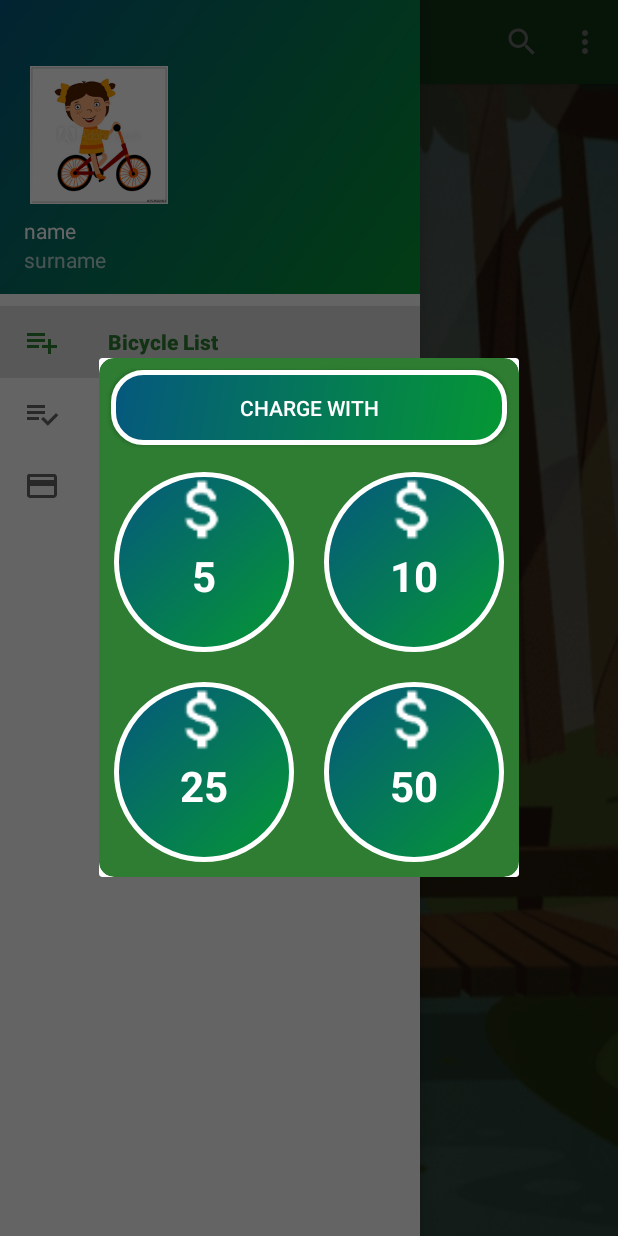
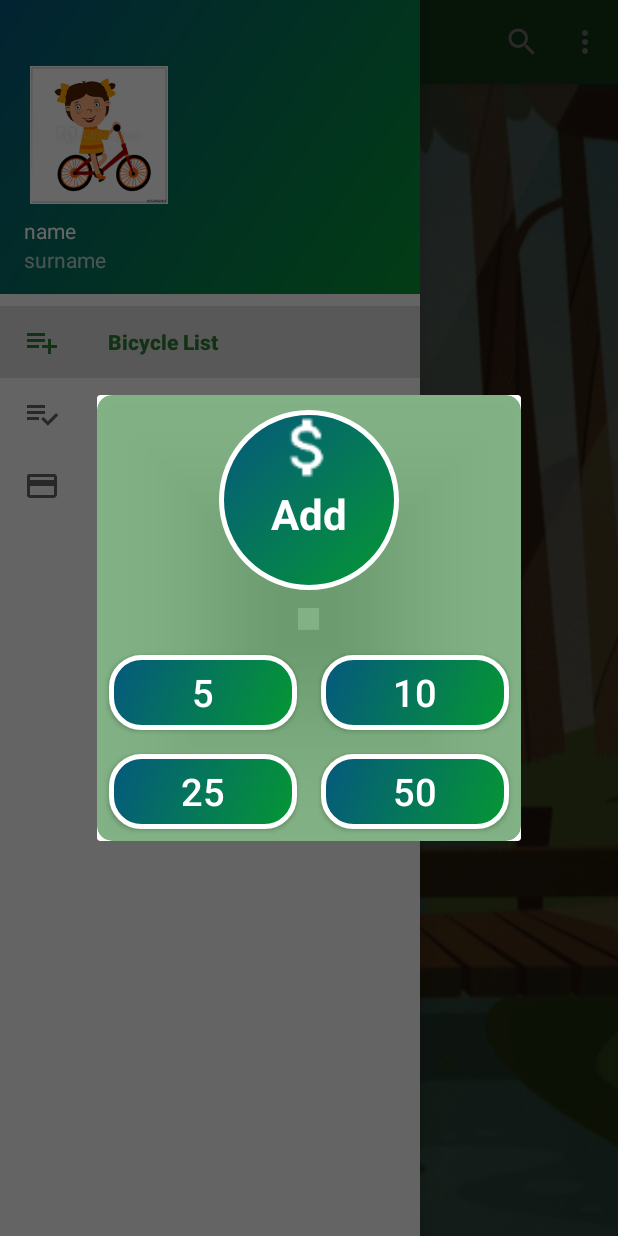
Before and after one commit to Szpansky/RentBicycle, an Android app: the fragment WalletChargeDialog placed in its activity, with the side drawer open, on a phone screen of 412 x 824 dp. Run offline under Robolectric (Android 15) with nearby library versions, the phone set to English and light mode, and no system bars.

```diff
--- a/app/src/main/java/com/apps/mkacik/rentbicycle/layouts/MenuButton.kt
+++ b/app/src/main/java/com/apps/mkacik/rentbicycle/layouts/RoundImageTextLayout.kt
@@ -8,14 +8,14 @@ import android.widget.LinearLayout
 import com.apps.mkacik.rentbicycle.R
 import kotlinx.android.synthetic.main.circle_text_image_layout.view.*
 
-class MenuButton(context: Context, attrs: AttributeSet?) : LinearLayout(context, attrs) {
+class RoundImageTextLayout(context: Context, attrs: AttributeSet?) : LinearLayout(context, attrs) {
 
     private val inflater : LayoutInflater = context.getSystemService(Context.LAYOUT_INFLATER_SERVICE) as LayoutInflater
-    private val typedArray : TypedArray = context.obtainStyledAttributes(attrs,R.styleable.MenuButton,0,0)
+    private val typedArray : TypedArray = context.obtainStyledAttributes(attrs,R.styleable.RoundImageTextLayout,0,0)
 
     init {
         inflater.inflate(R.layout.circle_text_image_layout,this)
-        image.setImageDrawable(typedArray.getDrawable(R.styleable.MenuButton_image))
-        description.text = typedArray.getText(R.styleable.MenuButton_description)
+        image.setImageDrawable(typedArray.getDrawable(R.styleable.RoundImageTextLayout_image))
+        description.text = typedArray.getText(R.styleable.RoundImageTextLayout_description)
     }
 }
--- a/app/src/main/res/layout/activity_main_old.xml
+++ b/app/src/main/res/layout/activity_main_old.xml
@@ -7,7 +7,7 @@
     android:background="@drawable/background_main"
     tools:context=".activities.MainActivity">
 
-    <com.apps.mkacik.rentbicycle.layouts.MenuButton
+    <com.apps.mkacik.rentbicycle.layouts.RoundImageTextLayout
         android:id="@+id/rentedButton"
         android:layout_width="0dp"
         android:layout_height="wrap_content"
@@ -20,7 +20,7 @@
         app:layout_constraintTop_toBottomOf="@+id/walletView"
         app:srcCompat="@drawable/circle" />
 
-    <com.apps.mkacik.rentbicycle.layouts.MenuButton
+    <com.apps.mkacik.rentbicycle.layouts.RoundImageTextLayout
         android:id="@+id/listButton"
         android:layout_width="0dp"
         android:layout_height="wrap_content"
@@ -33,7 +33,7 @@
         app:layout_constraintTop_toBottomOf="@+id/walletView"
         app:srcCompat="@drawable/circle" />
 
-    <com.apps.mkacik.rentbicycle.layouts.MenuButton
+    <com.apps.mkacik.rentbicycle.layouts.RoundImageTextLayout
         android:id="@+id/walletButton"
         android:layout_width="0dp"
         android:layout_height="wrap_content"
--- a/app/src/main/res/layout/dialog_wallet_charge.xml
+++ b/app/src/main/res/layout/dialog_wallet_charge.xml
@@ -3,7 +3,7 @@
     xmlns:app="http://schemas.android.com/apk/res-auto"
     android:layout_width="wrap_content"
     android:layout_height="wrap_content"
-    app:cardBackgroundColor="@color/colorPrimary"
+    app:cardBackgroundColor="@color/colorPrimaryTransparent_99"
     android:layout_gravity="center"
     android:orientation="vertical"
     app:cardCornerRadius="10dp">
@@ -14,70 +14,79 @@
         android:layout_gravity="center"
         android:orientation="vertical">
 
-
-        <Button
-            style="@style/Widget.AppCompat.Button.Colored"
-            android:layout_width="200dp"
-            android:layout_height="50dp"
-            android:layout_margin="8dp"
-            android:background="@drawable/oval_rectangle"
-            android:clickable="false"
-            android:focusable="false"
-            android:text="@string/charge_with"
-            android:textAllCaps="true" />
+        <com.apps.mkacik.rentbicycle.layouts.RoundImageTextLayout
+            android:layout_width="wrap_content"
+            android:layout_height="wrap_content"
+            android:gravity="center"
+            app:description="@string/add"
+            android:layout_marginBottom="25dp"
+            app:image="@drawable/icon_money_white"
+            app:srcCompat="@drawable/circle" />
 
         <TableRow
             android:layout_width="match_parent"
             android:layout_height="match_parent">
 
-            <com.apps.mkacik.rentbicycle.layouts.MenuButton
+            <Button
                 android:id="@+id/add_5_button"
-                android:layout_width="wrap_content"
-                android:layout_height="wrap_content"
-                android:gravity="center"
-                app:description="5"
-                app:image="@drawable/icon_money_white"
-                app:srcCompat="@drawable/circle" />
+                style="@style/Widget.AppCompat.Button.Colored"
+                android:layout_width="125dp"
+                android:textSize="25sp"
+                android:layout_height="50dp"
+                android:layout_margin="8dp"
+                android:background="@drawable/oval_rectangle"
+                android:clickable="false"
+                android:focusable="false"
+                android:text="5"
+                android:textAllCaps="true" />
 
-            <com.apps.mkacik.rentbicycle.layouts.MenuButton
+            <Button
                 android:id="@+id/add_10_button"
-                android:layout_width="wrap_content"
-                android:layout_height="wrap_content"
-                android:gravity="center"
-                app:description="10"
-                app:image="@drawable/icon_money_white"
-                app:srcCompat="@drawable/circle">
+                android:textSize="25sp"
+                style="@style/Widget.AppCompat.Button.Colored"
+                android:layout_width="125dp"
+                android:layout_height="50dp"
+                android:layout_margin="8dp"
+                android:background="@drawable/oval_rectangle"
+                android:clickable="false"
+                android:focusable="false"
+                android:text="10"
+                android:textAllCaps="true" />
 
 
-            </com.apps.mkacik.rentbicycle.layouts.MenuButton>
         </TableRow>
 
         <TableRow
             android:layout_width="match_parent"
             android:layout_height="match_parent">
 
-            <com.apps.mkacik.rentbicycle.layouts.MenuButton
+            <Button
                 android:id="@+id/add_25_button"
-                android:layout_width="wrap_content"
-                android:layout_height="wrap_content"
-                android:gravity="center"
-                app:description="25"
-                app:image="@drawable/icon_money_white"
-                app:srcCompat="@drawable/circle">
+                style="@style/Widget.AppCompat.Button.Colored"
+                android:layout_width="125dp"
+                android:layout_height="50dp"
+                android:layout_margin="8dp"
+                android:background="@drawable/oval_rectangle"
+                android:clickable="false"
+                android:focusable="false"
+                android:textSize="25sp"
+                android:text="25"
+                android:textAllCaps="true" />
+
+            <Button
+                android:id="@+id/add_50_button"
+                style="@style/Widget.AppCompat.Button.Colored"
+                android:layout_width="125dp"
+                android:layout_height="50dp"
+                android:layout_margin="8dp"
+                android:background="@drawable/oval_rectangle"
+                android:clickable="false"
+                android:focusable="false"
+                android:textSize="25sp"
+                android:text="50"
+                android:textAllCaps="true" />
 
 
-            </com.apps.mkacik.rentbicycle.layouts.MenuButton>
-
-            <com.apps.mkacik.rentbicycle.layouts.MenuButton
-                android:id="@+id/add_50_button"
-                android:layout_width="wrap_content"
-                android:layout_height="wrap_content"
-                android:gravity="center"
-                app:description="50"
-                app:image="@drawable/icon_money_white"
-                app:srcCompat="@drawable/circle">
-
-            </com.apps.mkacik.rentbicycle.layouts.MenuButton>
         </TableRow>
     </TableLayout>
 
--- a/app/src/main/res/values/attrs.xml
+++ b/app/src/main/res/values/attrs.xml
@@ -1,6 +1,6 @@
 <?xml version="1.0" encoding="utf-8"?>
 <resources>
-    <declare-styleable name="MenuButton">
+    <declare-styleable name="RoundImageTextLayout">
         <attr name="image" format="reference" />
         <attr name="description" format="string" />
     </declare-styleable>
--- a/app/src/main/res/values/colors.xml
+++ b/app/src/main/res/values/colors.xml
@@ -8,4 +8,5 @@
     <color name="colorButtonStart">#059733</color>
     <color name="colorButtonEnd">#05587e</color>
     <color name="transparent">#00000000</color>
+    <color name="colorPrimaryTransparent_99">#992e7d32</color>
 </resources>
--- a/app/src/main/res/values/strings.xml
+++ b/app/src/main/res/values/strings.xml
@@ -28,4 +28,5 @@
     <string name="charge_with">Charge With</string>
     <string name="available">Available</string>
     <string name="occupied">Occupied</string>
+    <string name="add">Add</string>
 </resources>
```
Also changed, not shown: 7 other files.
